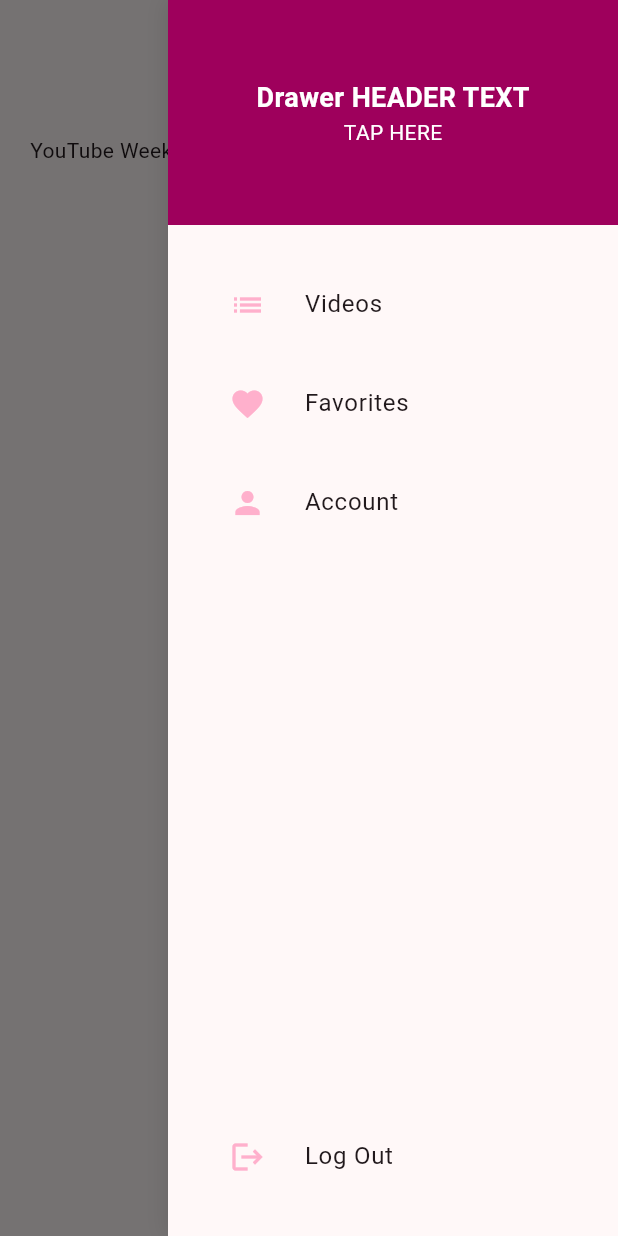
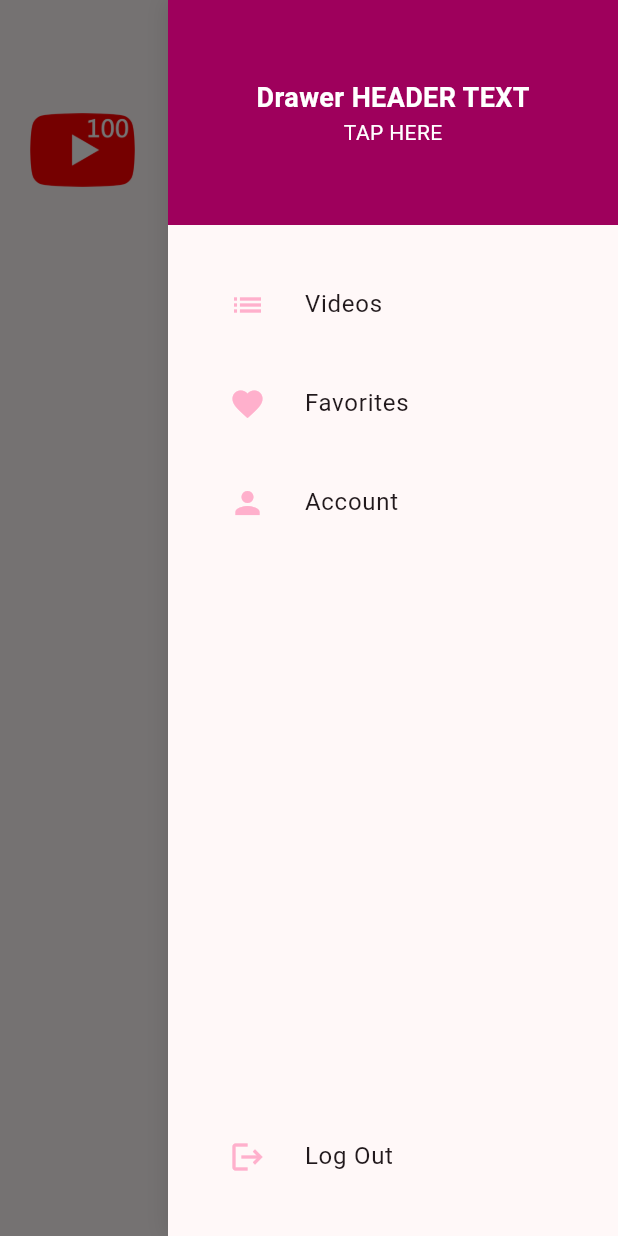
Before and after one commit to chrislies/yt_weekly_100, a Flutter app: the screen it shows once a user with an empty profile is signed in, after a tap on the "menu" icon, on a phone screen of 412 x 824 dp. Run offline on Flutter 3.47's test engine with Material 3 defaults, Android fonts, the phone set to English and light mode, and no system bars; our stand-ins replace cloud_firestore, firebase_auth, firebase_core, flutter_dotenv, get_it, responsive_builder; accounts and stored records are empty; network calls fail.

Commit message:
Added icon for navbar

```diff
--- a/lib/widgets/navigation_drawer/navbar_item.dart
+++ b/lib/widgets/navigation_drawer/navbar_item.dart
@@ -4,26 +4,38 @@ import 'package:yt_weekly_100/services/navigation_service.dart';
 
 // To keep styling consistent within the navbar, utilize a public navbar item class
 class NavBarItem extends StatelessWidget {
-  // Takes in a string 'title'
-  final String title;
+  // Takes in a string 'title', and other parameters
+  final ImageProvider? img;
+  final double? imgWidth;
+  final double? imgHeight;
+  final String? title;
   final String navigationPath;
-  const NavBarItem(
-      {super.key,
-      required this.title,
-      required this.navigationPath}); // Initialize the string title
+  const NavBarItem({
+    super.key,
+    this.img,
+    this.imgWidth,
+    this.imgHeight,
+    this.title,
+    required this.navigationPath,
+  }); // Initialize the string title
 
   @override
   Widget build(BuildContext context) {
     // Root of navbar item will be a text widget
     return GestureDetector(
       onTap: () {
-        // Don't use a service directly in the UI to change any kind of state
-        // Services should only be used from a viewmodel
         locator<NavigationService>().navigateTo(navigationPath);
       },
-      child: Text(
-        title,
-        style: const TextStyle(fontSize: 18),
+      child: Row(
+        children: [
+          if (img != null) // Conditionally show the image if it's not null
+            Image(image: img!, width: imgWidth, height: imgHeight),
+          if (title != null) // Conditionally show the title if it's not null
+            Text(
+              title!,
+              style: const TextStyle(fontSize: 18),
+            ),
+        ],
       ),
     );
   }
--- a/lib/widgets/navigation_drawer/navigation_bar_mobile.dart
+++ b/lib/widgets/navigation_drawer/navigation_bar_mobile.dart
@@ -1,4 +1,6 @@
 import 'package:flutter/material.dart';
+import 'package:yt_weekly_100/routing/route_names.dart';
+import 'package:yt_weekly_100/widgets/navigation_drawer/navbar_item.dart';
 
 class NavigationBarMobile extends StatelessWidget {
   const NavigationBarMobile({super.key});
@@ -11,7 +13,14 @@ class NavigationBarMobile extends StatelessWidget {
           mainAxisSize: MainAxisSize.max,
           mainAxisAlignment: MainAxisAlignment.spaceBetween,
           children: [
-            const Text("YouTube Weekly 100"),
+            const SizedBox(
+              child: NavBarItem(
+                img: AssetImage("assets/yt100.png"),
+                navigationPath: HomeRoute,
+                imgWidth: 70,
+                imgHeight: 70,
+              ),
+            ),
             IconButton(
               icon: const Icon(Icons.menu),
               onPressed: () {
--- a/pubspec.yaml
+++ b/pubspec.yaml
@@ -33,3 +33,4 @@ flutter:
   uses-material-design: true
   assets:
     - .env
+    - assets/yt100.png
```
Also changed, not shown: lib/widgets/navigation_drawer/navigation_bar_tablet_desktop.dart (+10 -1 lines), assets/yt100.png (added).
